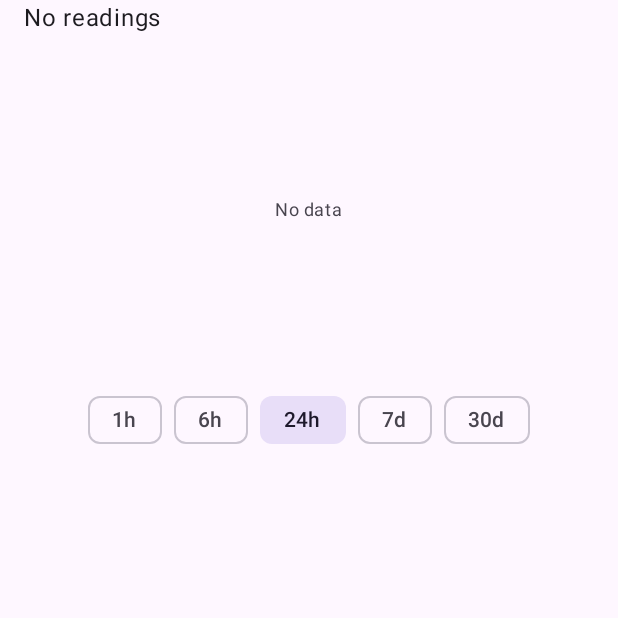
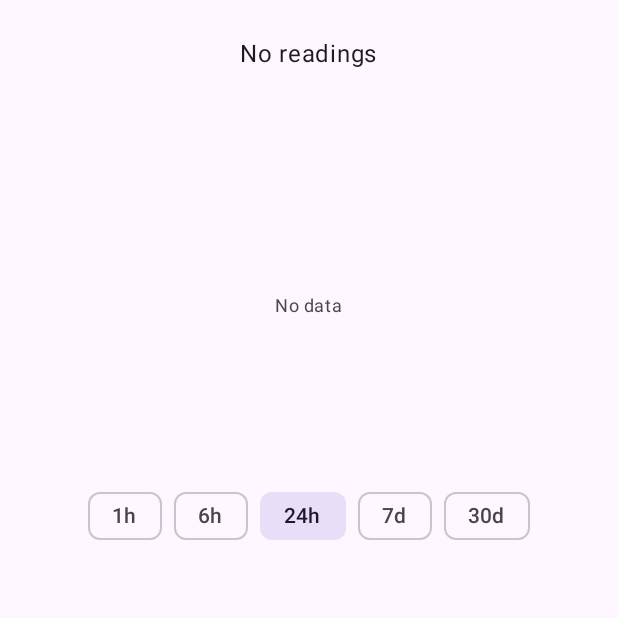
Before and after one commit to GarrettForsyth/tank_watch_mobile, an Android app built with Jetpack Compose: the composable SensorDetailScreenContent shown on its own in the app's theme, on a phone screen of 412 x 824 dp, the top half of it. Run offline under Robolectric (Android 15) with nearby library versions, the phone set to English and light mode, and no system bars; our stand-ins replace Dagger/Hilt's generated code; libraries missing offline, so code that uses them is left out: com.patrykandpatrick.vico.

Commit message:
Tweak SensorDetail UI a bit more.

```diff
--- a/app/src/main/java/com/garrettforsyth/tankwatch/ui/screens/SensorDetailsScreen.kt
+++ b/app/src/main/java/com/garrettforsyth/tankwatch/ui/screens/SensorDetailsScreen.kt
@@ -24,7 +24,6 @@ import androidx.compose.material3.Icon
 import androidx.compose.material3.IconButton
 import androidx.compose.material3.MaterialTheme
 import androidx.compose.material3.Scaffold
-import androidx.compose.material3.Surface
 import androidx.compose.material3.Text
 import androidx.compose.runtime.Composable
 import androidx.compose.runtime.LaunchedEffect
@@ -33,20 +32,18 @@ import androidx.compose.ui.Alignment
 import androidx.compose.ui.Modifier
 import androidx.compose.ui.graphics.Brush
 import androidx.compose.ui.graphics.Color
-import androidx.compose.ui.graphics.toArgb
+import androidx.compose.ui.input.key.onPreviewKeyEvent
 import androidx.compose.ui.res.stringResource
 import androidx.compose.ui.text.TextStyle
 import androidx.compose.ui.tooling.preview.Preview
 import androidx.compose.ui.unit.dp
 import androidx.compose.ui.unit.sp
 import com.garrettforsyth.tankwatch.R
-import com.garrettforsyth.tankwatch.data.model.MeasurementType
 import com.garrettforsyth.tankwatch.data.model.Reading
 import com.garrettforsyth.tankwatch.data.model.ReadingRange
 import com.garrettforsyth.tankwatch.data.model.SensorConfig
 import com.garrettforsyth.tankwatch.ui.cards.StatCard
 import com.garrettforsyth.tankwatch.ui.components.SensorStatus
-import com.garrettforsyth.tankwatch.ui.components.SensorStatusBadge
 import com.garrettforsyth.tankwatch.ui.components.deriveSensorStatus
 import com.garrettforsyth.tankwatch.ui.model.StatData
 import com.garrettforsyth.tankwatch.ui.theme.Dimensions
@@ -173,7 +170,18 @@ fun SensorDetailScreenContent(
         item {
             currentReading?.let {
                 SensorReadingBar(it, state.config)
-            } ?: Text(stringResource(R.string.no_readings))
+            } ?:
+                Row(
+                    modifier = Modifier
+                        .fillMaxWidth()
+                        .padding(Padding.large),
+                    horizontalArrangement = Arrangement.Center
+                ) {
+                    Text(stringResource(R.string.no_readings))
+                }
+        }
+        item {
+            StatsSummary(state.stats)
         }
         item {
             ReadingsChart(
@@ -187,9 +195,6 @@ fun SensorDetailScreenContent(
                 readingRange = state.readingRange,
                 onRangeFilterChange = onRangeFilterChange
             )
-        }
-        item {
-            StatsSummary(state.stats)
         }
     }
 }
@@ -230,7 +235,6 @@ private fun SensorReadingBar(
             horizontalArrangement = Arrangement.SpaceBetween,
             verticalAlignment = Alignment.CenterVertically
         ) {
-            // Left: icon + reading + updated-at
             Column {
                 Row(
                     verticalAlignment = Alignment.CenterVertically,
@@ -256,19 +260,18 @@ private fun SensorReadingBar(
                 )
             }
 
-            // Right: threshold values
             sensorConfig?.let { config ->
                 Column(
                     horizontalAlignment = Alignment.End,
                     verticalArrangement = Arrangement.spacedBy(Dimensions.Spacer.xSmall)
                 ) {
                     ThresholdLabel(
-                        label = stringResource(R.string.max),
+                        label = stringResource(R.string.warn_above),
                         value = ValueFormatter.format(config.maxValue, measurementType),
                         color = temperatureWarm
                     )
                     ThresholdLabel(
-                        label = stringResource(R.string.min),
+                        label = stringResource(R.string.warn_below),
                         value = ValueFormatter.format(config.minValue, measurementType),
                         color = temperatureCold
                     )
@@ -404,7 +407,7 @@ fun ReadingsChart(
     }
 
     Column(modifier = modifier.fillMaxWidth()) {
-        // Y-axis title
+        // Y-axis title and Title
         Row (verticalAlignment = Alignment.Bottom) {
             Text(
                 text = ValueFormatter.unitLabel(measurementType),
--- a/app/src/main/res/values/strings.xml
+++ b/app/src/main/res/values/strings.xml
@@ -31,4 +31,6 @@
     <string name="range_one_week">7 days</string>
     <string name="range_one_month">30 days</string>
     <string name="readings_in_last">Readings in last %s</string>
+    <string name="warn_above">Warn above</string>
+    <string name="warn_below">Warn below</string>
 </resources>
```
